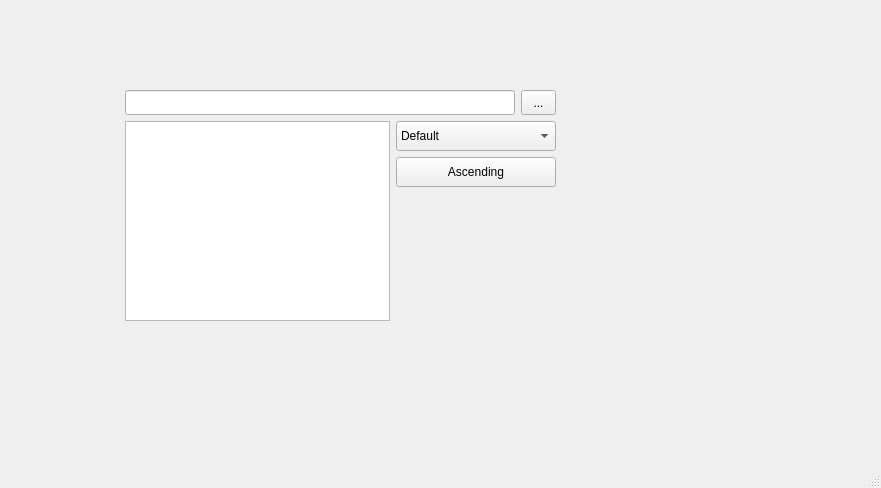
The window that gui.ui (A55AF/Autocomplete) describes before a commit, drawn with Qt 5.
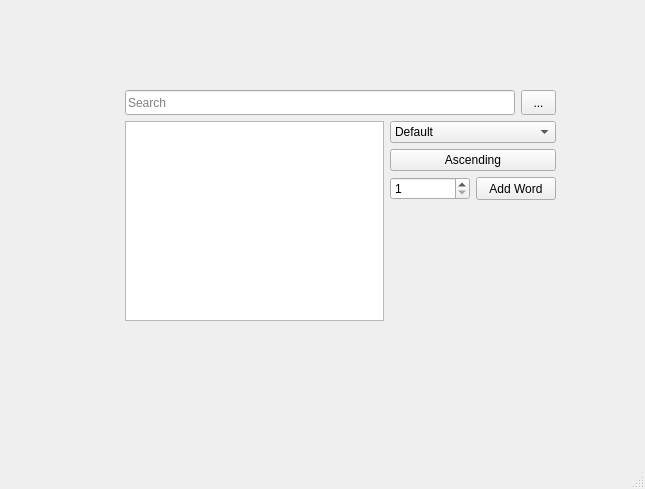
The same window after the commit. Icons and pictures are not drawn.

Patch:
```diff
--- a/gui.ui
+++ b/gui.ui
@@ -6,8 +6,8 @@
    <rect>
     <x>0</x>
     <y>0</y>
-    <width>881</width>
-    <height>488</height>
+    <width>645</width>
+    <height>489</height>
    </rect>
   </property>
   <property name="windowTitle">
@@ -58,6 +58,12 @@
            <height>35</height>
           </size>
          </property>
+         <property name="text">
+          <string/>
+         </property>
+         <property name="placeholderText">
+          <string>Search</string>
+         </property>
         </widget>
        </item>
        <item>
@@ -107,7 +113,7 @@
           <widget class="QListWidget" name="listView">
            <property name="sizePolicy">
             <sizepolicy hsizetype="Expanding" vsizetype="Expanding">
-             <horstretch>0</horstretch>
+             <horstretch>2</horstretch>
              <verstretch>2</verstretch>
             </sizepolicy>
            </property>
@@ -148,7 +154,7 @@
          <item>
           <widget class="QComboBox" name="searchMode">
            <property name="sizePolicy">
-            <sizepolicy hsizetype="Expanding" vsizetype="Expanding">
+            <sizepolicy hsizetype="Minimum" vsizetype="Minimum">
              <horstretch>0</horstretch>
              <verstretch>0</verstretch>
             </sizepolicy>
@@ -161,7 +167,7 @@
            </property>
            <property name="maximumSize">
             <size>
-             <width>160</width>
+             <width>180</width>
              <height>30</height>
             </size>
            </property>
@@ -185,7 +191,7 @@
          <item>
           <widget class="QPushButton" name="sortBy">
            <property name="sizePolicy">
-            <sizepolicy hsizetype="Expanding" vsizetype="Expanding">
+            <sizepolicy hsizetype="Minimum" vsizetype="Minimum">
              <horstretch>0</horstretch>
              <verstretch>0</verstretch>
             </sizepolicy>
@@ -198,7 +204,7 @@
            </property>
            <property name="maximumSize">
             <size>
-             <width>160</width>
+             <width>180</width>
              <height>30</height>
             </size>
            </property>
@@ -219,6 +225,60 @@
            </property>
           </widget>
          </item>
+         <item>
+          <layout class="QHBoxLayout" name="horizontalLayout" stretch="0,0">
+           <property name="sizeConstraint">
+            <enum>QLayout::SizeConstraint::SetFixedSize</enum>
+           </property>
+           <item>
+            <widget class="QSpinBox" name="wordFrequency">
+             <property name="minimumSize">
+              <size>
+               <width>70</width>
+               <height>20</height>
+              </size>
+             </property>
+             <property name="maximumSize">
+              <size>
+               <width>80</width>
+               <height>30</height>
+              </size>
+             </property>
+             <property name="minimum">
+              <number>1</number>
+             </property>
+             <property name="maximum">
+              <number>100</number>
+             </property>
+            </widget>
+           </item>
+           <item>
+            <widget class="QPushButton" name="addWord">
+             <property name="sizePolicy">
+              <sizepolicy hsizetype="Expanding" vsizetype="Minimum">
+               <horstretch>0</horstretch>
+               <verstretch>0</verstretch>
+              </sizepolicy>
+             </property>
+             <property name="minimumSize">
+              <size>
+               <width>70</width>
+               <height>20</height>
+              </size>
+             </property>
+             <property name="maximumSize">
+              <size>
+               <width>80</width>
+               <height>30</height>
+              </size>
+             </property>
+             <property name="text">
+              <string>Add Word</string>
+             </property>
+            </widget>
+           </item>
+          </layout>
+         </item>
          <item>
           <spacer name="verticalSpacer">
            <property name="orientation">
```
Left out of the diff: 7 changed lines with no effect on the pictures.
